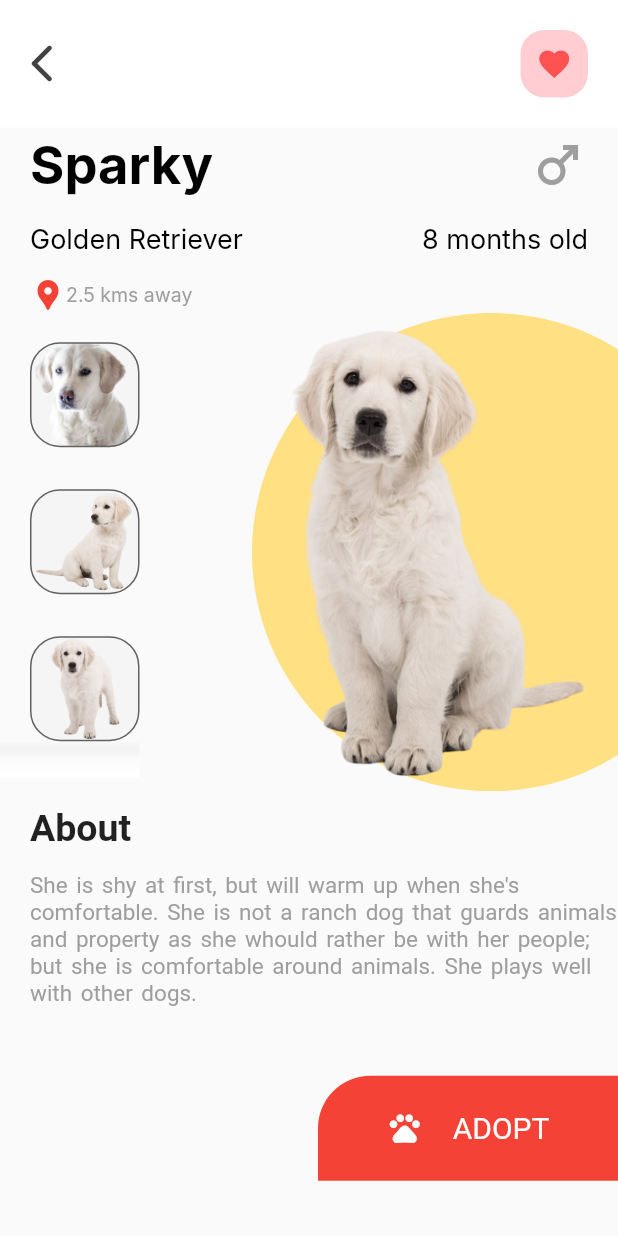
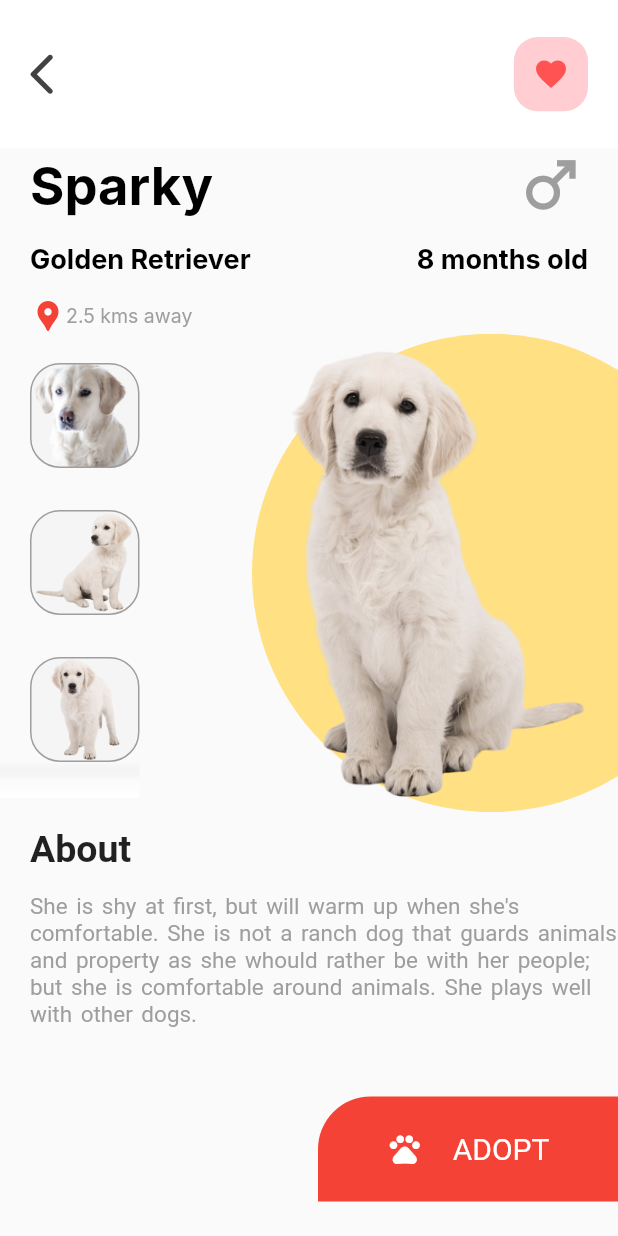
Before and after one commit to dudadiass/challenge_02, a Flutter app: the screen it shows after launch, after a tap on "Sparky", on a phone screen of 412 x 824 dp. Run offline on Flutter 3.47's test engine with Material 2 defaults, Android fonts, the phone set to English and light mode, and no system bars; Roboto replaces fonts that are missing (Inter).

Commit message:
details page appBar responsivity

```diff
--- a/lib/app/pages/details_page.dart
+++ b/lib/app/pages/details_page.dart
@@ -1,5 +1,5 @@
 import 'package:challenge_02/app/widgets/details_page_widgets/adopt_bottom_widget.dart';
-import 'package:challenge_02/app/widgets/details_page_widgets/app_bar_items_widget.dart';
+import 'package:challenge_02/app/widgets/details_page_widgets/app_bar_widgets/app_bar_items_widget.dart';
 import 'package:challenge_02/app/widgets/details_page_widgets/info_animals_widget.dart';
 import 'package:flutter/material.dart';
 
--- a/lib/app/shared/theme/app_theme.dart
+++ b/lib/app/shared/theme/app_theme.dart
@@ -10,6 +10,7 @@ class AppTheme {
   static const Color iconMenu = Color(0xFF424242);
   static const Color iconPets = Color(0xFF9E9E9E);
   static const Color iconPets2 = Color(0xFFFFFFFF);
+  static const Color iconFavoriteContainer = Color(0xFFFFCDD2);
 
   static ThemeData themeData() {
     return ThemeData(
@@ -31,6 +32,7 @@ class AppTheme {
           headline3: TextStyle(
             fontFamily: 'Inter',
             color: textColor,
+            fontWeight: FontWeight.bold,
             fontSize: 18,
           ),
           headline4: TextStyle(
--- a/lib/app/widgets/details_page_widgets/about_widget.dart
+++ b/lib/app/widgets/details_page_widgets/about_widget.dart
@@ -21,7 +21,7 @@ class PetAboutWidget extends StatelessWidget {
               "About",
               style: TextStyle(fontSize: 25, fontWeight: FontWeight.bold),
             ),
-            SizedBox(
+            const SizedBox(
               height: 15,
             ),
             Text(
--- a/lib/app/widgets/details_page_widgets/app_bar_items_widget.dart
+++ b/lib/app/widgets/details_page_widgets/app_bar_widgets/app_bar_items_widget.dart
@@ -7,14 +7,15 @@ class AppBarWidget extends StatelessWidget {
 
   @override
   Widget build(BuildContext context) {
+    final size = MediaQuery.of(context).size;
     return AppBar(
-      toolbarHeight: 85,
+      toolbarHeight: size.height * 0.12,
       elevation: 0.0,
       leading: IconButton(
         onPressed: () => Navigator.pop(context, AppRouter.home),
-        icon: const Icon(
+        icon: Icon(
           Icons.arrow_back_ios_new_rounded,
-          size: 30,
+          size: size.height * 0.04,
           color: AppTheme.iconMenu,
         ),
       ),
@@ -27,11 +28,11 @@ class AppBarWidget extends StatelessWidget {
               Padding(
                 padding: const EdgeInsets.all(10.0),
                 child: Container(
-                  height: 45,
-                  width: 45,
+                  height: size.height * 0.06,
+                  width: size.width * 0.12,
                   decoration: BoxDecoration(
                       borderRadius: BorderRadius.circular(16),
-                      color: Colors.red.shade100),
+                      color: AppTheme.iconFavoriteContainer),
                   child: Icon(
                     Icons.favorite,
                     color: Theme.of(context).primaryColor,
--- a/lib/app/widgets/details_page_widgets/info_animals_widget.dart
+++ b/lib/app/widgets/details_page_widgets/info_animals_widget.dart
@@ -27,8 +27,8 @@ class InfoWidget extends StatelessWidget {
                     animalModel.name,
                     style: AppTheme.themeData().textTheme.headline1,
                   ),
-                  const Icon(Icons.male_outlined,
-                      size: 40, color: AppTheme.iconPets),
+                  Icon(Icons.male_outlined,
+                      size: size.height * 0.06, color: AppTheme.iconPets),
                 ],
               ),
             ),
--- a/lib/app/widgets/details_page_widgets/pet_gallery_images.dart
+++ b/lib/app/widgets/details_page_widgets/pet_gallery_images.dart
@@ -15,7 +15,6 @@ class GalleryImagesWidget extends StatelessWidget {
 
   @override
   Widget build(BuildContext context) {
-    final mediaQueryData = MediaQuery.of(context);
     return Row(
       children: [
         SizedBox(
@@ -90,7 +89,7 @@ class PetGalleryImageWidget extends StatelessWidget {
           height: 70,
           decoration: BoxDecoration(
             color: Colors.grey[100],
-            border: Border.all(color: Colors.grey.shade700),
+            border: Border.all(color: AppTheme.textColor2),
             borderRadius: BorderRadius.circular(20),
             image: DecorationImage(
               image: AssetImage(image),
```
